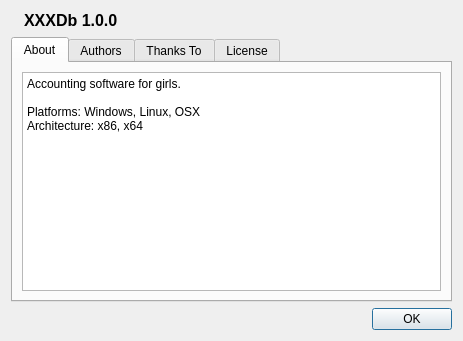
Qt form Forms/CAbout.ui (skynowa/xxxdb) before a commit.
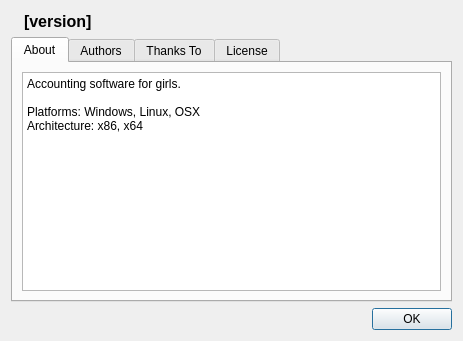
The same form after that commit. Icons and pictures are not drawn.

Commit message: ADD: full version information

The edit to the form file:
```diff
--- a/Forms/CAbout.ui
+++ b/Forms/CAbout.ui
@@ -43,7 +43,7 @@
         </font>
        </property>
        <property name="text">
-        <string>&lt;html&gt;&lt;head/&gt;&lt;body&gt;&lt;p&gt;XXXDb 1.0.0&lt;/p&gt;&lt;/body&gt;&lt;/html&gt;</string>
+        <string>[version]</string>
        </property>
       </widget>
      </item>
```
The commit also changes 2 other files.
